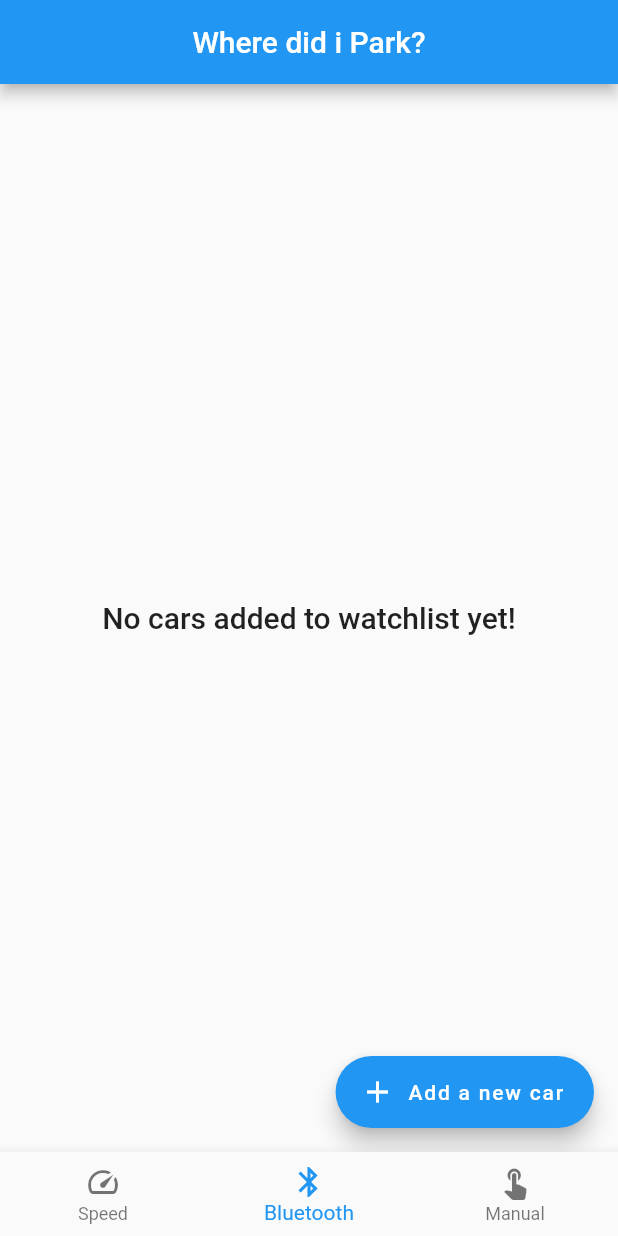
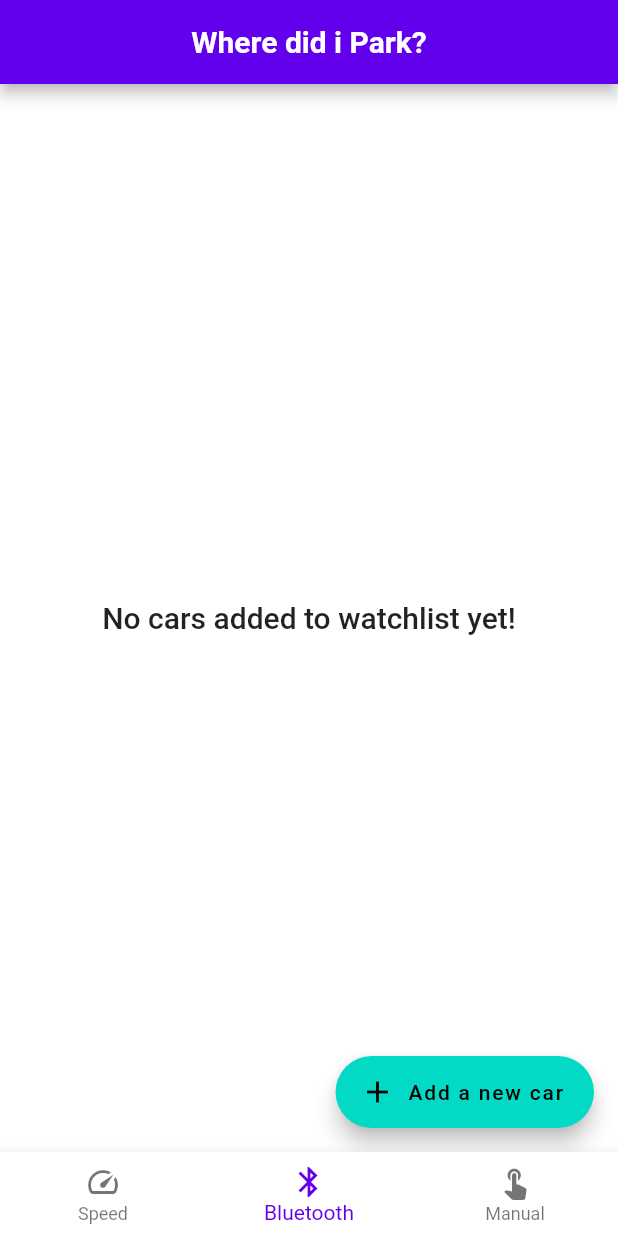
Before and after one commit to GeorgopoulosGiannis/where_i_park, a Flutter app: the screen it shows after launch, on a phone screen of 412 x 824 dp. Run offline on Flutter 3.47's test engine with Material 2 defaults, Android fonts, the phone set to English and light mode, and no system bars; our stand-ins replace bloc, either_dart, equatable, flutter_bloc, flutter_local_notifications, geocoding and 8 more; missing offline and left inert: app_settings, bluetooth_events, maps_launcher.

Commit message:
Adding screens for manual/speed

```diff
--- a/lib/features/bluetooth_tracker/cars/presentation/pages/cars_screen.dart
+++ b/lib/features/bluetooth_tracker/cars/presentation/pages/cars_screen.dart
@@ -16,7 +16,15 @@ class CarsScreen extends StatelessWidget {
           appBar: AppBar(
             centerTitle: true,
             backgroundColor: state.isEdit ? Colors.red : null,
-            title: state.isEdit ? null : const Text('Where did i Park?'),
+            title: state.isEdit
+                ? null
+                : const Text(
+                    'Where did i Park?',
+                    style: TextStyle(
+                      fontWeight: FontWeight.bold,
+
+                    ),
+                  ),
             leading: state.isEdit
                 ? IconButton(
                     onPressed: () {
@@ -44,7 +52,7 @@ class CarsScreen extends StatelessWidget {
                   ]
                 : null,
           ),
-          body:const CarsList(),
+          body: const CarsList(),
           floatingActionButton: state.isEdit
               ? null
               : FloatingActionButton.extended(
--- a/lib/features/bluetooth_tracker/map/presentation/bloc/map_bloc.dart
+++ b/lib/features/bluetooth_tracker/map/presentation/bloc/map_bloc.dart
@@ -135,7 +135,7 @@ class MapBloc extends Bloc<MapEvent, MapState> {
     return cameraPosition;
   }
 
-  CameraPosition get defPosition => const CameraPosition(
+  static CameraPosition get defPosition => const CameraPosition(
         bearing: 192.8334901395799,
         target: LatLng(37.43296265331129, -122.08832357078792),
         tilt: 59.440717697143555,
@@ -160,9 +160,7 @@ class MapBloc extends Bloc<MapEvent, MapState> {
     final newMarkers = state.markers.map((key, value) {
       return MapEntry(
         key,
-        value.copyWith(
-          iconParam:  BitmapDescriptor.defaultMarker
-        ),
+        value.copyWith(iconParam: BitmapDescriptor.defaultMarker),
       );
     })
       ..update(event.location, (marker) {
--- a/lib/features/home/presentation/home_screen.dart
+++ b/lib/features/home/presentation/home_screen.dart
@@ -1,6 +1,8 @@
 import 'package:flutter/material.dart';
 import 'package:flutter_bloc/flutter_bloc.dart';
 import 'package:where_i_park/features/bluetooth_tracker/cars/presentation/pages/cars_screen.dart';
+import 'package:where_i_park/features/manual_tracker/presentation/pages/manual_tracking_screen.dart';
+import 'package:where_i_park/features/speed_tracker/presentation/pages/speed_tracking_screen.dart';
 
 import 'cubit/home_cubit.dart';
 
@@ -12,6 +14,12 @@ class HomeScreen extends StatelessWidget {
     return Scaffold(
       body: BlocBuilder<HomeCubit, HomeState>(
         builder: (context, state) {
+          if (state.index == 0) {
+            return const SpeedTrackingScreen();
+          }
+          if (state.index == 2) {
+            return const ManualTrackingScreen();
+          }
           return const CarsScreen();
         },
       ),
--- a/lib/main.dart
+++ b/lib/main.dart
@@ -4,7 +4,6 @@ import 'package:flutter/material.dart';
 import 'package:flutter_bloc/flutter_bloc.dart';
 
 import 'package:wakelock/wakelock.dart';
-
 
 import 'core/presentation/bloc/app_bloc.dart';
 import 'features/home/presentation/cubit/home_cubit.dart';
@@ -46,8 +45,8 @@ class MyApp extends StatelessWidget {
       child: MaterialApp(
         debugShowCheckedModeBanner: false,
         title: 'Where did i park?',
-        theme: ThemeData(
-          primarySwatch: Colors.blue,
+        theme: ThemeData.from(
+          colorScheme: const ColorScheme.light(),
         ),
         home: const SafeArea(
           child: HomeScreen(),
```
Also changed, not shown: lib/features/bluetooth_tracker/map/presentation/widgets/location_card.dart (+7 -2 lines), lib/features/manual_tracker/presentation/cubit/manual_tracker_cubit.dart (added, +44 -0 lines), lib/features/manual_tracker/presentation/cubit/manual_tracker_state.dart (added, +25 -0 lines), lib/features/manual_tracker/presentation/pages/manual_tracking_screen.dart (added, +20 -0 lines), lib/features/manual_tracker/presentation/widgets/manual_tracking_map.dart (added, +28 -0 lines), lib/features/speed_tracker/presentation/pages/speed_tracking_screen.dart (added, +15 -0 lines), lib/services/injector.config.dart.
